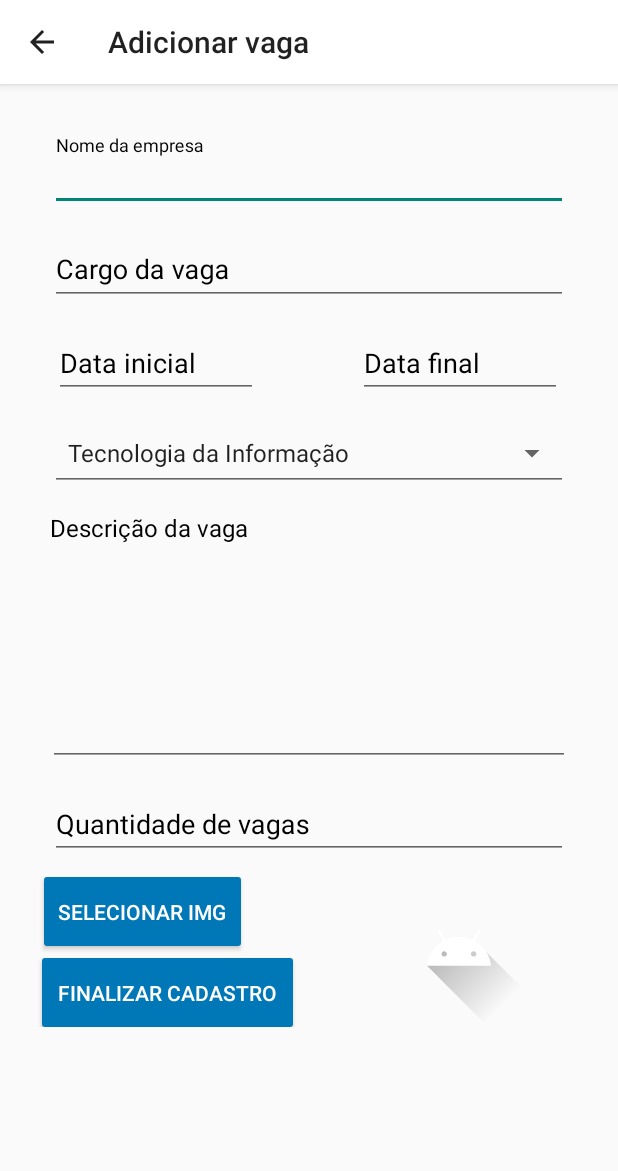
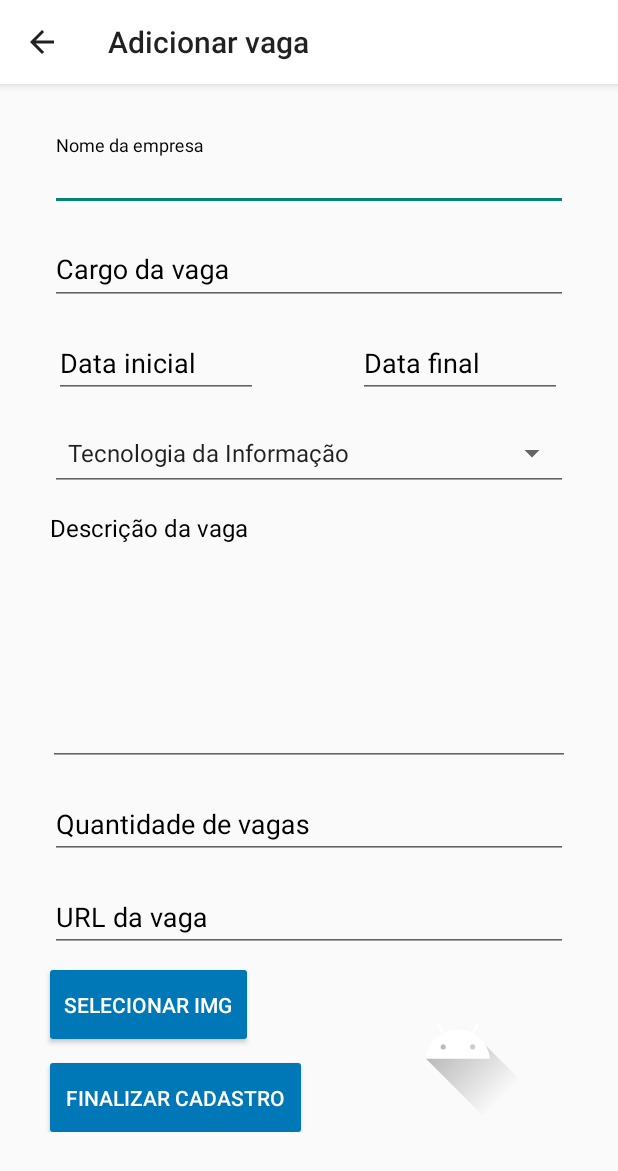
Before and after one commit to Siiki-89/cursos, an Android app: the form_add_vaga screen opened directly, with no data from a screen before it, on a phone screen of 412 x 824 dp. Shown: the top 1171 px of the screen. Run offline under Robolectric (Android 15) with nearby library versions, the light colour scheme and no system bars; our stand-ins replace Volley; network calls fail.

Commit message:
img finalizado

```diff
--- a/cursoetrabalho/app/src/main/java/com/example/cursoetrabalho/DAO/EmpresaDAO.java
+++ b/cursoetrabalho/app/src/main/java/com/example/cursoetrabalho/DAO/EmpresaDAO.java
@@ -30,7 +30,7 @@ import java.util.Map;
 
 public class EmpresaDAO {
     private Context mContext;
-    private static final String BASE_URL = "http://10.3.16.206/";
+    private static final String BASE_URL = "http://192.168.215.187/";
     private static final String INSERT_URL = BASE_URL + "/conexao/cadastroEmpresa.php";
 
     public EmpresaDAO(Context context) {
--- a/cursoetrabalho/app/src/main/java/com/example/cursoetrabalho/activity/form_add_vaga.java
+++ b/cursoetrabalho/app/src/main/java/com/example/cursoetrabalho/activity/form_add_vaga.java
@@ -47,7 +47,7 @@ public class form_add_vaga extends AppCompatActivity implements AdapterView.OnIt
     VagaDAO vagaDAO;
     ImageView vagaImg;
     Spinner spinnerCategoriaVaga;
-    TextInputEditText nomeEmpresa, vagaCargo, vagaDataInicial, vagaDataFinal, vagaQtd;
+    TextInputEditText nomeEmpresa, vagaCargo, vagaDataInicial, vagaDataFinal, vagaQtd, vagaUrl;
     EditText vagaDesc;
     String categoria;
     Button btnInsrir,btnVagaImg;
@@ -80,6 +80,7 @@ public class form_add_vaga extends AppCompatActivity implements AdapterView.OnIt
         vagaDataFinal = findViewById(R.id.txtDataFinalCampo);
         vagaDesc = findViewById(R.id.txtDescVaga);
         vagaImg = findViewById(R.id.vagaImg);
+        vagaUrl = findViewById(R.id.txtUrlVagaCampo);
 
         new MascaraData(vagaDataInicial);
         new MascaraData(vagaDataFinal);
@@ -93,7 +94,7 @@ public class form_add_vaga extends AppCompatActivity implements AdapterView.OnIt
                 vagaDAO = new VagaDAO(getApplicationContext());
                 vagaDTODados = new VagaDTO(categoria.toString().trim(), nomeEmpresa.getText().toString().trim(), vagaQtd.getText().toString().trim(),
                         vagaCargo.getText().toString().trim(), vagaDataInicial.getText().toString().trim(), vagaDataFinal.getText().toString().trim(),
-                        vagaDesc.getText().toString().trim(), img.trim());
+                        vagaDesc.getText().toString().trim(), img.trim(), vagaUrl.getText().toString().trim());
                 vagaDAO.inserirDado(vagaDTODados);
 
             }
--- a/cursoetrabalho/app/src/main/java/com/example/cursoetrabalho/adapter/PostagemCursoHorizontalAdapter.java
+++ b/cursoetrabalho/app/src/main/java/com/example/cursoetrabalho/adapter/PostagemCursoHorizontalAdapter.java
@@ -44,7 +44,6 @@ public class PostagemCursoHorizontalAdapter extends RecyclerView.Adapter<Postage
         holder.txtNomeCurso.setText(postagem.getTxtNomeCurso());
         holder.txtFornecedor.setText(postagem.getTxtFornecedor());
         holder.txtQtdVisualizacao.setText(postagem.getTxtQtdVisualizacao());
-        holder.txtQtdGostei.setText(postagem.getTxtQtdGostei());
         try {
             Picasso.get().load(postagem.getImgCurso()).into(holder.imgCurso);
         } catch (Exception e){
@@ -67,7 +66,7 @@ public class PostagemCursoHorizontalAdapter extends RecyclerView.Adapter<Postage
     }
 
     public class MyViewHolder extends RecyclerView.ViewHolder{
-        TextView txtNomeCurso, txtFornecedor, txtQtdVisualizacao, txtQtdGostei;
+        TextView txtNomeCurso, txtFornecedor, txtQtdVisualizacao;
         ImageView imgCurso;
 
         public MyViewHolder(@NonNull View itemView) {
@@ -75,7 +74,6 @@ public class PostagemCursoHorizontalAdapter extends RecyclerView.Adapter<Postage
             txtNomeCurso = itemView.findViewById(R.id.txtNomeCurso);
             txtFornecedor = itemView.findViewById(R.id.txtFornecedor);
             txtQtdVisualizacao = itemView.findViewById(R.id.txtQtdVisualizacao);
-            txtQtdGostei = itemView.findViewById(R.id.txtQtdGostei);
             imgCurso = itemView.findViewById(R.id.imgCurso4);
         }
     }
--- a/cursoetrabalho/app/src/main/java/com/example/cursoetrabalho/adapter/PostagemCursoVerticalAdapter.java
+++ b/cursoetrabalho/app/src/main/java/com/example/cursoetrabalho/adapter/PostagemCursoVerticalAdapter.java
@@ -42,7 +42,6 @@ public class PostagemCursoVerticalAdapter extends RecyclerView.Adapter<PostagemC
         holder.cursoNome.setText(postagem.getTxtNomeCurso());
         holder.cursoFornecedor.setText(postagem.getTxtFornecedor());
         holder.cursoQtdView.setText(postagem.getTxtQtdVisualizacao());
-        holder.cursoQtdLike.setText(postagem.getTxtQtdGostei());
         holder.cursoIsPresencial.setText(postagem.getTxtIsPresencial());
         try {
             Picasso.get().load(postagem.getImgCurso()).into(holder.imgCurso);
@@ -71,8 +70,7 @@ public class PostagemCursoVerticalAdapter extends RecyclerView.Adapter<PostagemC
         public MyViewHolder(@NonNull View itemView) {
             super(itemView);
             cursoNome = itemView.findViewById(R.id.txtNomeCurso4);
-            cursoQtdView= itemView.findViewById(R.id.txtCursoQtdView4);
-            cursoQtdLike= itemView.findViewById(R.id.txtCursoQtdLike4);
+            cursoQtdView= itemView.findViewById(R.id.txtQtdVisualizacao);
             cursoFornecedor= itemView.findViewById(R.id.txtCursoFonecedor4);
             cursoIsPresencial= itemView.findViewById(R.id.txtCursoIsPresencial4);
             imgCurso = itemView.findViewById(R.id.imgCurso4);
--- a/cursoetrabalho/app/src/main/java/com/example/cursoetrabalho/adapter/PostagemTrabalhoVerticalAdapter.java
+++ b/cursoetrabalho/app/src/main/java/com/example/cursoetrabalho/adapter/PostagemTrabalhoVerticalAdapter.java
@@ -42,7 +42,10 @@ public class PostagemTrabalhoVerticalAdapter extends RecyclerView.Adapter <Posta
         holder.txtCargo.setText(trabalho.getTxtCargo());
         holder.txtEmpresa.setText(trabalho.getTxtEmpresa());
         holder.txtRegiao.setText(trabalho.getTxtRegiao());
-
+        try {
+            Picasso.get().load(trabalho.getImgTrabalho()).into(holder.imgTrabalho);
+        } catch (Exception e){
+        }
         holder.itemView.setOnClickListener(new View.OnClickListener() {
             @Override
             public void onClick(View view) {
--- a/cursoetrabalho/app/src/main/res/layout/activity_form_add_curso.xml
+++ b/cursoetrabalho/app/src/main/res/layout/activity_form_add_curso.xml
@@ -25,6 +25,7 @@
             app:layout_constraintEnd_toEndOf="parent"
             app:layout_constraintStart_toStartOf="parent"
             app:layout_constraintTop_toTopOf="parent"
+            app:startIconDrawable="@drawable/calendar_days_solid"
             app:startIconTint="#0077B6">
 
             <com.google.android.material.textfield.TextInputEditText
--- a/cursoetrabalho/app/src/main/res/layout/activity_form_add_vaga.xml
+++ b/cursoetrabalho/app/src/main/res/layout/activity_form_add_vaga.xml
@@ -161,12 +161,34 @@
                 android:inputType="number" />
         </com.google.android.material.textfield.TextInputLayout>
 
+        <com.google.android.material.textfield.TextInputLayout
+            android:id="@+id/txtUrlVaga3"
+            android:layout_width="0dp"
+            android:layout_height="50dp"
+            android:layout_marginStart="33dp"
+            android:layout_marginTop="12dp"
+            android:layout_marginEnd="33dp"
+            android:hint="URL da vaga"
+            android:textColorHint="#000000"
+            app:boxBackgroundMode="outline"
+            app:hintTextColor="#000000"
+            app:layout_constraintEnd_toEndOf="parent"
+            app:layout_constraintStart_toStartOf="parent"
+            app:layout_constraintTop_toBottomOf="@+id/txtQtdVaga3">
+
+            <com.google.android.material.textfield.TextInputEditText
+                android:id="@+id/txtUrlVagaCampo"
+                android:layout_width="match_parent"
+                android:layout_height="wrap_content"
+                android:inputType="text" />
+        </com.google.android.material.textfield.TextInputLayout>
+
         <Button
             android:id="@+id/btnFinalizar"
             android:layout_width="167dp"
             android:layout_height="46dp"
-            android:layout_marginStart="28dp"
-            android:layout_marginTop="8dp"
+            android:layout_marginStart="33dp"
+            android:layout_marginTop="16dp"
             android:background="@drawable/config_button"
             android:text="Finalizar cadastro"
             android:textColor="@color/white"
@@ -177,14 +199,15 @@
             android:id="@+id/btnVagaImg"
             android:layout_width="131dp"
             android:layout_height="46dp"
+            android:layout_marginStart="33dp"
             android:layout_marginTop="12dp"
             android:background="@drawable/config_button"
             android:text="Selecionar IMG"
             android:textColor="@color/white"
             app:layout_constraintEnd_toEndOf="parent"
-            app:layout_constraintHorizontal_bias="0.105"
+            app:layout_constraintHorizontal_bias="0.0"
             app:layout_constraintStart_toStartOf="parent"
-            app:layout_constraintTop_toBottomOf="@+id/txtQtdVaga3" />
+            app:layout_constraintTop_toBottomOf="@+id/txtUrlVaga3" />
 
         <ImageView
             android:id="@+id/vagaImg"
@@ -192,9 +215,9 @@
             android:layout_height="100dp"
             android:layout_marginTop="12dp"
             app:layout_constraintEnd_toEndOf="parent"
-            app:layout_constraintHorizontal_bias="0.522"
+            app:layout_constraintHorizontal_bias="0.49"
             app:layout_constraintStart_toEndOf="@+id/btnFinalizar"
-            app:layout_constraintTop_toBottomOf="@+id/txtQtdVaga3"
+            app:layout_constraintTop_toBottomOf="@+id/txtUrlVaga3"
             app:srcCompat="@drawable/ic_launcher_foreground" />
 
     </androidx.constraintlayout.widget.ConstraintLayout>
```
Also changed, not shown: cursoetrabalho/app/src/main/java/com/example/cursoetrabalho/DAO/CursoDAO.java (+3 -6 lines), cursoetrabalho/app/src/main/java/com/example/cursoetrabalho/DAO/VagaDAO.java (+7 -4 lines), cursoetrabalho/app/src/main/java/com/example/cursoetrabalho/DTO/VagaDTO.java (+11 -1 lines), cursoetrabalho/app/src/main/java/com/example/cursoetrabalho/activity/form_view_curso.java (+19 -9 lines), cursoetrabalho/app/src/main/java/com/example/cursoetrabalho/activity/form_view_trabalho.java (+27 -3 lines), cursoetrabalho/app/src/main/java/com/example/cursoetrabalho/model/Postagem.java (+3 -12 lines), cursoetrabalho/app/src/main/res/layout/activity_form_view_curso.xml (+7 -15 lines), cursoetrabalho/app/src/main/res/layout/activity_form_view_trabalho.xml (+42 -6 lines), cursoetrabalho/app/src/main/res/layout/detalhe_postagem_curso_horizontal.xml (+1 -8 lines), cursoetrabalho/app/src/main/res/layout/detalhe_postagem_curso_vertical.xml (+4 -17 lines), cursoetrabalho/app/src/main/res/layout/detalhe_postagem_trabalho_vertical.xml (+38 -20 lines).
